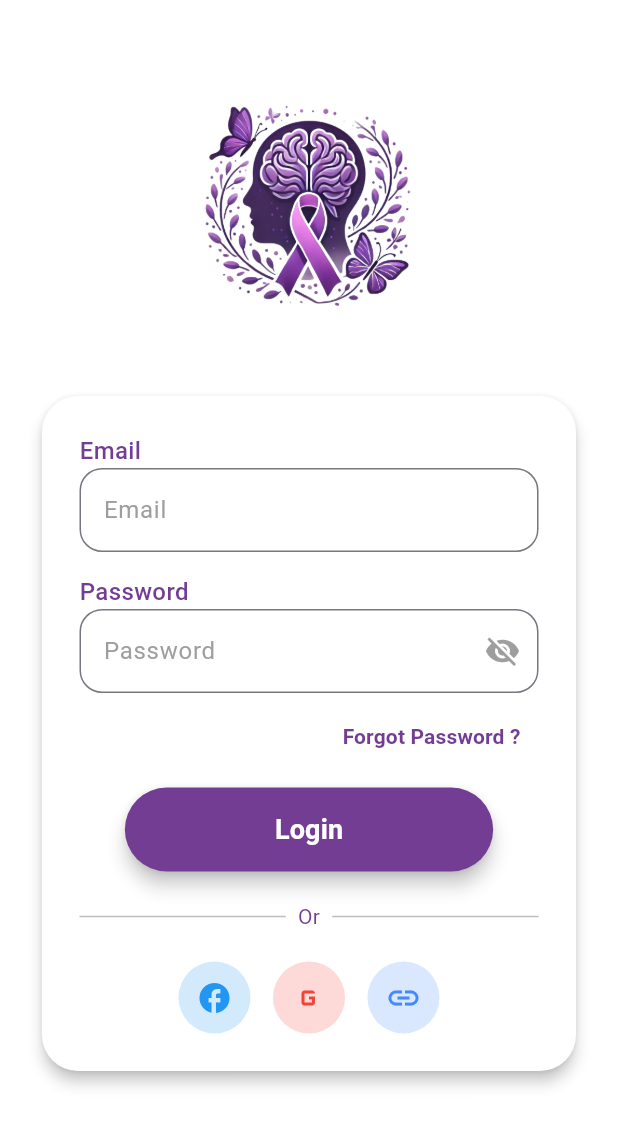
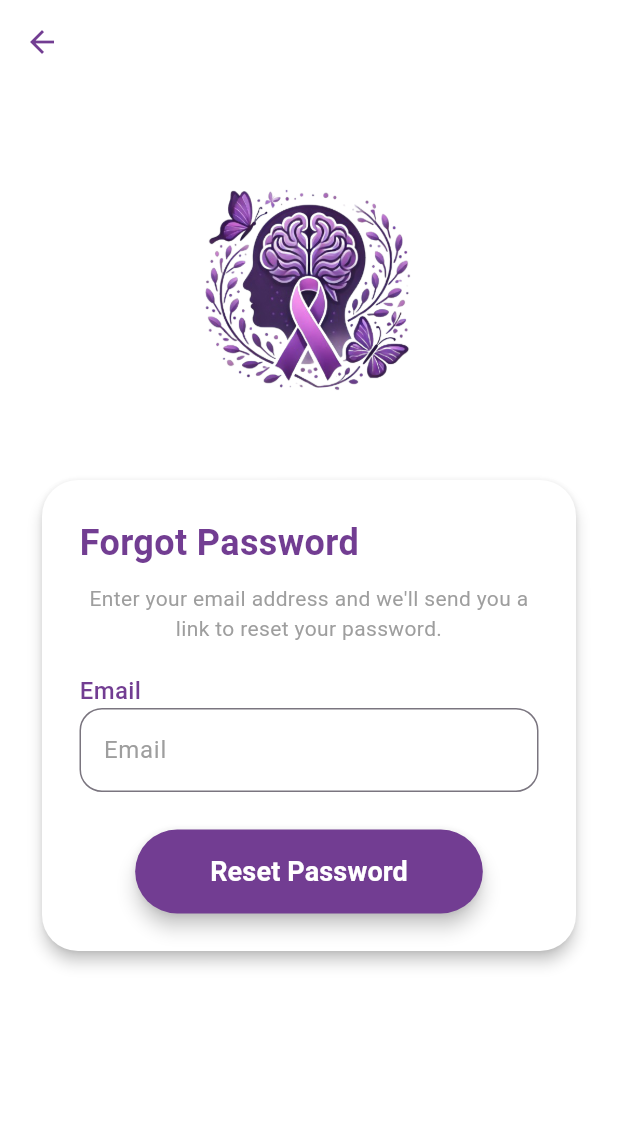
Before and after one commit to issam-guichana/PIM, a Flutter app: the LoginScreen screen opened directly, after a tap on "Forgot Password ?", on a phone screen of 412 x 824 dp. Shown: the top 1126 px of the screen. Run offline on Flutter 3.47's test engine with Material 3 defaults, Android fonts, the phone set to English and light mode, and no system bars; accounts and stored records are empty.

Commit message:
some screens

```diff
--- /dev/null
+++ b/lib/Views/AuthPages/ForgotPwdScreen.dart
@@ -0,0 +1,180 @@
+import 'package:flutter/material.dart';
+import 'package:provider/provider.dart';
+import 'package:pim_project/Controllers/AuthProviders/AuthProvider.dart';
+
+class ForgotPasswordScreen extends StatefulWidget {
+  @override
+  _ForgotPasswordScreenState createState() => _ForgotPasswordScreenState();
+}
+
+class _ForgotPasswordScreenState extends State<ForgotPasswordScreen> {
+  final _emailController = TextEditingController();
+  final _formKey = GlobalKey<FormState>();
+
+  @override
+  Widget build(BuildContext context) {
+    return Scaffold(
+      backgroundColor: Colors.white,
+      appBar: AppBar(
+        backgroundColor: Colors.transparent,
+        elevation: 0,
+        leading: IconButton(
+          icon: Icon(Icons.arrow_back, color: Color(0xFF723D92)),
+          onPressed: () => Navigator.pop(context),
+        ),
+      ),
+      body: Consumer<AuthProvider>(
+        builder: (context, authProvider, child) {
+          return SingleChildScrollView(
+            child: Padding(
+              padding: const EdgeInsets.symmetric(horizontal: 24, vertical: 50),
+              child: Form(
+                key: _formKey,
+                child: Column(
+                  mainAxisAlignment: MainAxisAlignment.center,
+                  children: [
+                    Image.asset(
+                      'Assets/SplashScreen/splash_image.png',
+                      width: 180,
+                      height: 180,
+                    ),
+                    const SizedBox(height: 30),
+                    Card(
+                      color: Colors.white,
+                      elevation: 4,
+                      shape: RoundedRectangleBorder(
+                        borderRadius: BorderRadius.circular(24),
+                      ),
+                      child: Padding(
+                        padding: const EdgeInsets.all(25),
+                        child: Column(
+                          crossAxisAlignment: CrossAxisAlignment.start,
+                          children: [
+                            const Text(
+                              "Forgot Password",
+                              style: TextStyle(
+                                color: Color(0xFF723D92),
+                                fontWeight: FontWeight.bold,
+                                fontSize: 24,
+                              ),
+                            ),
+                            const SizedBox(height: 10),
+                            const Text(
+                              "Enter your email address and we'll send you a link to reset your password.",
+                              textAlign: TextAlign.center,
+                              style: TextStyle(
+                                color: Colors.grey,
+                                fontSize: 14,
+                              ),
+                            ),
+                            const SizedBox(height: 20),
+                            const Text(
+                              "Email",
+                              style: TextStyle(
+                                color: Color(0xFF723D92),
+                                fontWeight: FontWeight.w500,
+                                fontSize: 16,
+                              ),
+                            ),
+                            TextFormField(
+                              controller: _emailController,
+                              validator: (value) {
+                                if (value?.isEmpty ?? true) {
+                                  return 'Please enter your email';
+                                }
+                                if (!RegExp(r'^[\w-\.]+@([\w-]+\.)+[\w-]{2,4}$')
+                                    .hasMatch(value ?? '')) {
+                                  return 'Please enter a valid email';
+                                }
+                                return null;
+                              },
+                              decoration: InputDecoration(
+                                hintText: "Email",
+                                hintStyle: const TextStyle(color: Colors.grey),
+                                border: OutlineInputBorder(
+                                  borderRadius: BorderRadius.circular(15),
+                                ),
+                              ),
+                            ),
+                            if (authProvider.error != null)
+                              Padding(
+                                padding: const EdgeInsets.only(top: 8.0),
+                                child: Text(
+                                  authProvider.error!,
+                                  style: TextStyle(color: Colors.red),
+                                ),
+                              ),
+                            const SizedBox(height: 25),
+                            Align(
+                              alignment: Alignment.center,
+                              child: ElevatedButton(
+                                onPressed: authProvider.isLoading
+                                    ? null
+                                    : () async {
+                                  if (_formKey.currentState?.validate() ??
+                                      false) {
+                                    // Add your password reset logic here
+                                    // Example:
+                                    // await authProvider.resetPassword(_emailController.text);
+
+                                    // Show success dialog
+                                    showDialog(
+                                      context: context,
+                                      builder: (context) => AlertDialog(
+                                        title: Text("Check Your Email"),
+                                        content: Text(
+                                            "We've sent a password reset link to your email address."),
+                                        actions: [
+                                          TextButton(
+                                            onPressed: () {
+                                              Navigator.pop(context); // Close dialog
+                                              Navigator.pop(context); // Return to login
+                                            },
+                                            child: Text("OK"),
+                                          ),
+                                        ],
+                                      ),
+                                    );
+                                  }
+                                },
+                                style: ElevatedButton.styleFrom(
+                                  backgroundColor: const Color(0xFF723D92),
+                                  padding: const EdgeInsets.symmetric(
+                                      horizontal: 50, vertical: 15),
+                                  shape: RoundedRectangleBorder(
+                                    borderRadius: BorderRadius.circular(30),
+                                  ),
+                                  elevation: 5,
+                                ),
+                                child: authProvider.isLoading
+                                    ? CircularProgressIndicator(color: Colors.white)
+                                    : const Text(
+                                  "Reset Password",
+                                  style: TextStyle(
+                                    fontSize: 18,
+                                    color: Colors.white,
+                                    fontWeight: FontWeight.bold,
+                                  ),
+                                ),
+                              ),
+                            ),
+                          ],
+                        ),
+                      ),
+                    ),
+                  ],
+                ),
+              ),
+            ),
+          );
+        },
+      ),
+    );
+  }
+
+  @override
+  void dispose() {
+    _emailController.dispose();
+    super.dispose();
+  }
+}
--- a/lib/Views/Auth/LoginScreen.dart
+++ b/lib/Views/AuthPages/LoginScreen.dart
@@ -1,5 +1,6 @@
 import 'package:flutter/material.dart';
 import 'package:pim_project/Controllers/AuthProviders/AuthProvider.dart';
+import 'package:pim_project/Views/AuthPages/ForgotPwdScreen.dart';
 import 'package:provider/provider.dart';
 
 class LoginScreen extends StatefulWidget {
@@ -106,7 +107,12 @@ class _LoginScreenState extends State<LoginScreen> {
                             Align(
                               alignment: Alignment.centerRight,
                               child: TextButton(
-                                onPressed: () {},
+                                onPressed: () {
+                                  Navigator.push(
+                                    context,
+                                    MaterialPageRoute(builder: (context) => ForgotPasswordScreen()),
+                                  );
+                                },
                                 child: const Text(
                                   "Forgot Password ?",
                                   style: TextStyle(
--- a/lib/Views/IntroPages/SecondIntroPage.dart
+++ b/lib/Views/IntroPages/SecondIntroPage.dart
@@ -1,5 +1,5 @@
 import 'package:flutter/material.dart';
-import 'package:pim_project/Views/Auth/LoginScreen.dart';
+import 'package:pim_project/Views/AuthPages/LoginScreen.dart';
 
 class SecondIntroScreen extends StatelessWidget {
   @override
--- a/lib/main.dart
+++ b/lib/main.dart
@@ -1,6 +1,7 @@
 import 'package:flutter/material.dart';
 import 'package:pim_project/Controllers/AuthProviders/AuthProvider.dart';
-import 'package:pim_project/Views/Auth/SplashScreen.dart';
+import 'package:pim_project/Views/AuthPages/ForgotPwdScreen.dart';
+import 'package:pim_project/Views/AuthPages/SplashScreen.dart';
 import 'package:pim_project/Views/HomePages/PatientHomePage.dart';
 import 'package:provider/provider.dart';
 
@@ -27,7 +28,8 @@ class MyApp extends StatelessWidget {
         useMaterial3: true,
       ),
       home:  SplashScreen(),
-      // home:  HomePage(),
+
+      // home:  ForgotPasswordScreen() ,
 
     );
   }
```
Also changed, not shown: lib/Views/ProfilePages/EditProfilePage.dart (added, +209 -0 lines), lib/Views/ProfilePages/ProfilePage.dart (added, +214 -0 lines), lib/Views/AuthPages/SignUpScreen.dart (added), lib/Views/AuthPages/SplashScreen.dart (renamed from lib/Views/Auth/SplashScreen.dart).
